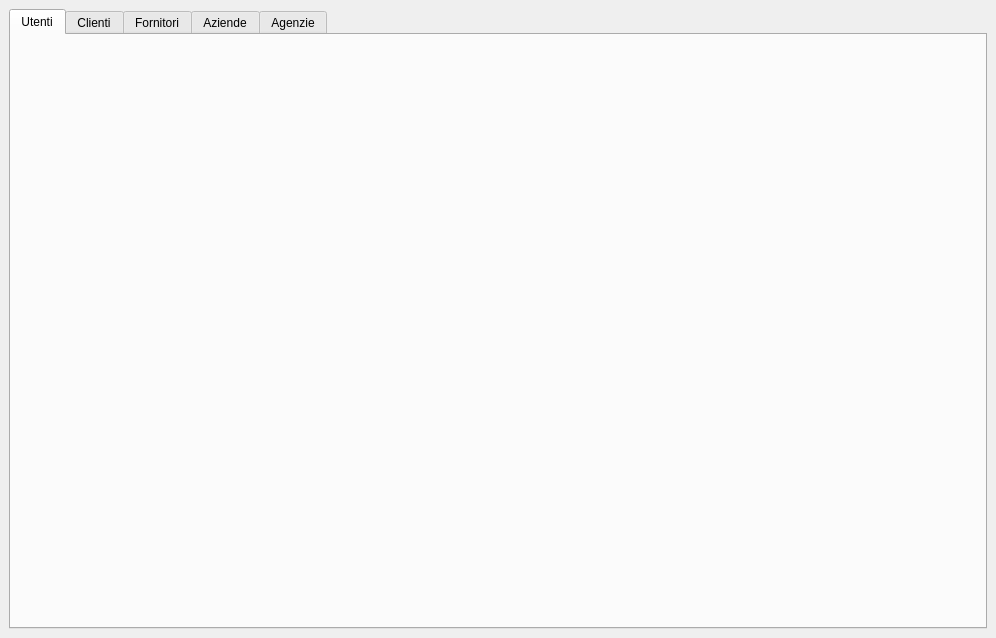
This is ui/anagrafiche_window.ui in Raccispini/Progetto-Hotel as Qt 5 draws it before an edit. The edited form follows.
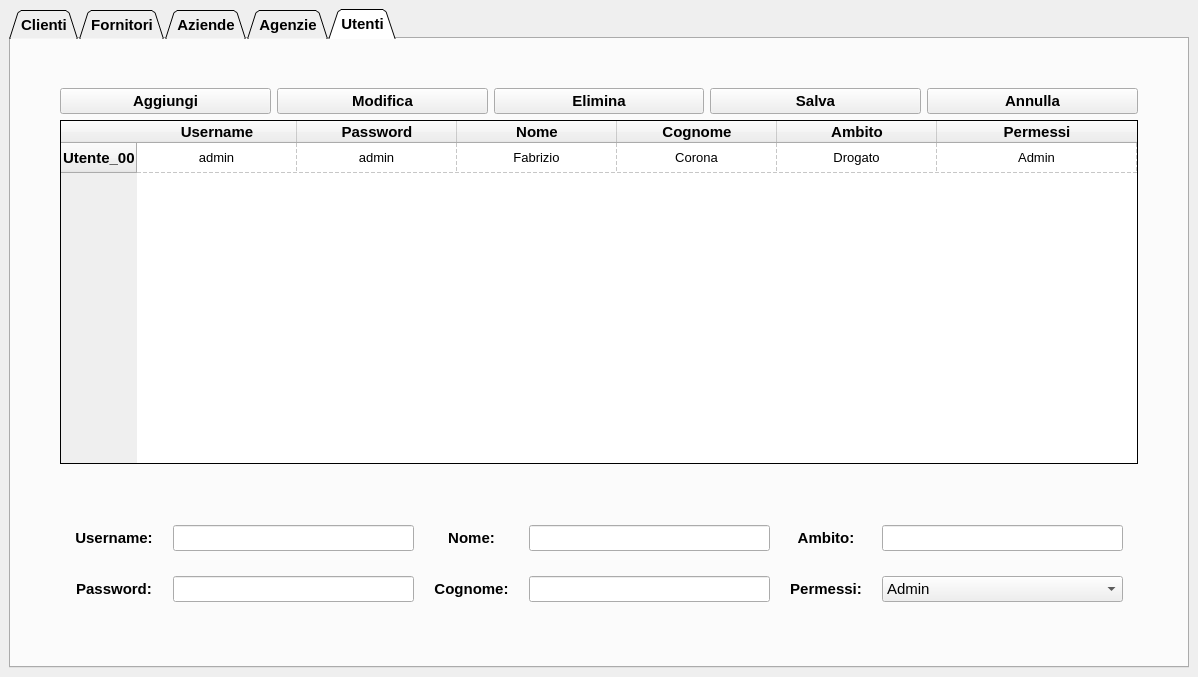
This is the edited form. The open tabs and pages were chosen to show the change. Icons and pictures are not drawn.

```diff
--- a/ui/anagrafiche_window.ui
+++ b/ui/anagrafiche_window.ui
@@ -6,17 +6,20 @@
    <rect>
     <x>0</x>
     <y>0</y>
-    <width>996</width>
-    <height>638</height>
+    <width>1198</width>
+    <height>677</height>
    </rect>
   </property>
   <property name="windowTitle">
    <string>MainWindow</string>
   </property>
   <widget class="QWidget" name="centralwidget">
-   <layout class="QVBoxLayout" name="verticalLayout">
-    <item>
+   <layout class="QGridLayout" name="gridLayout_6">
+    <item row="0" column="1">
      <widget class="QTabWidget" name="tabWidget_Anagrafiche">
+      <property name="enabled">
+       <bool>true</bool>
+      </property>
       <property name="sizePolicy">
        <sizepolicy hsizetype="Ignored" vsizetype="Ignored">
         <horstretch>0</horstretch>
@@ -35,14 +38,29 @@
         <height>16777215</height>
        </size>
       </property>
+      <property name="font">
+       <font>
+        <family>Arial</family>
+        <pointsize>11</pointsize>
+        <weight>75</weight>
+        <bold>true</bold>
+       </font>
+      </property>
+      <property name="tabPosition">
+       <enum>QTabWidget::North</enum>
+      </property>
+      <property name="tabShape">
+       <enum>QTabWidget::Triangular</enum>
+      </property>
       <property name="currentIndex">
        <number>1</number>
       </property>
-      <widget class="QWidget" name="tab_Anag_Utenti">
-       <attribute name="title">
-        <string>Utenti</string>
-       </attribute>
-      </widget>
+      <property name="documentMode">
+       <bool>false</bool>
+      </property>
+      <property name="tabBarAutoHide">
+       <bool>false</bool>
+      </property>
       <widget class="QWidget" name="tab_Anag_Clienti">
        <attribute name="title">
         <string>Clienti</string>
@@ -1717,6 +1735,577 @@
         <string>r</string>
        </attribute>
       </widget>
+      <widget class="QWidget" name="tab_Anag_Utenti">
+       <attribute name="title">
+        <string>Utenti</string>
+       </attribute>
+       <layout class="QGridLayout" name="gridLayout_7">
+        <item row="1" column="1">
+         <layout class="QHBoxLayout" name="horizontalLayout_7">
+          <item>
+           <widget class="QPushButton" name="pB_Aggiungi_Utenti">
+            <property name="text">
+             <string>Aggiungi</string>
+            </property>
+           </widget>
+          </item>
+          <item>
+           <widget class="QPushButton" name="pB_Modifica_Utenti">
+            <property name="text">
+             <string>Modifica</string>
+            </property>
+           </widget>
+          </item>
+          <item>
+           <widget class="QPushButton" name="pB_Elimina_Utenti">
+            <property name="text">
+             <string>Elimina</string>
+            </property>
+           </widget>
+          </item>
+          <item>
+           <widget class="QPushButton" name="pB_Salva_Utenti">
+            <property name="text">
+             <string>Salva</string>
+            </property>
+           </widget>
+          </item>
+          <item>
+           <widget class="QPushButton" name="pB_Annulla_Utenti">
+            <property name="text">
+             <string>Annulla</string>
+            </property>
+           </widget>
+          </item>
+         </layout>
+        </item>
+        <item row="4" column="1">
+         <layout class="QGridLayout" name="gridLayout_5">
+          <property name="leftMargin">
+           <number>15</number>
+          </property>
+          <property name="topMargin">
+           <number>15</number>
+          </property>
+          <property name="rightMargin">
+           <number>15</number>
+          </property>
+          <property name="bottomMargin">
+           <number>15</number>
+          </property>
+          <property name="horizontalSpacing">
+           <number>20</number>
+          </property>
+          <property name="verticalSpacing">
+           <number>25</number>
+          </property>
+          <item row="0" column="0">
+           <widget class="QLabel" name="label_42">
+            <property name="text">
+             <string>Username:</string>
+            </property>
+            <property name="alignment">
+             <set>Qt::AlignCenter</set>
+            </property>
+           </widget>
+          </item>
+          <item row="0" column="1">
+           <widget class="QLineEdit" name="lE_username">
+            <property name="font">
+             <font>
+              <weight>50</weight>
+              <bold>false</bold>
+             </font>
+            </property>
+            <property name="alignment">
+             <set>Qt::AlignLeading|Qt::AlignLeft|Qt::AlignVCenter</set>
+            </property>
+           </widget>
+          </item>
+          <item row="1" column="0">
+           <widget class="QLabel" name="label_43">
+            <property name="text">
+             <string>Password:</string>
+            </property>
+            <property name="alignment">
+             <set>Qt::AlignCenter</set>
+            </property>
+           </widget>
+          </item>
+          <item row="1" column="1">
+           <widget class="QLineEdit" name="lE_password">
+            <property name="font">
+             <font>
+              <weight>50</weight>
+              <bold>false</bold>
+             </font>
+            </property>
+           </widget>
+          </item>
+          <item row="0" column="2">
+           <widget class="QLabel" name="label_44">
+            <property name="text">
+             <string>Nome:</string>
+            </property>
+            <property name="alignment">
+             <set>Qt::AlignCenter</set>
+            </property>
+           </widget>
+          </item>
+          <item row="1" column="3">
+           <widget class="QLineEdit" name="lE_cognomeUtente">
+            <property name="font">
+             <font>
+              <weight>50</weight>
+              <bold>false</bold>
+             </font>
+            </property>
+           </widget>
+          </item>
+          <item row="1" column="2">
+           <widget class="QLabel" name="label_45">
+            <property name="text">
+             <string>Cognome:</string>
+            </property>
+            <property name="alignment">
+             <set>Qt::AlignCenter</set>
+            </property>
+           </widget>
+          </item>
+          <item row="0" column="3">
+           <widget class="QLineEdit" name="lE_nomeUtente">
+            <property name="font">
+             <font>
+              <weight>50</weight>
+              <bold>false</bold>
+             </font>
+            </property>
+           </widget>
+          </item>
+          <item row="0" column="4">
+           <widget class="QLabel" name="label_91">
+            <property name="text">
+             <string>Ambito:</string>
+            </property>
+            <property name="alignment">
+             <set>Qt::AlignCenter</set>
+            </property>
+           </widget>
+          </item>
+          <item row="0" column="5">
+           <widget class="QLineEdit" name="lE_ambito">
+            <property name="font">
+             <font>
+              <weight>50</weight>
+              <bold>false</bold>
+             </font>
+            </property>
+           </widget>
+          </item>
+          <item row="1" column="5">
+           <widget class="QComboBox" name="cB_permessi">
+            <property name="sizePolicy">
+             <sizepolicy hsizetype="Expanding" vsizetype="Fixed">
+              <horstretch>0</horstretch>
+              <verstretch>0</verstretch>
+             </sizepolicy>
+            </property>
+            <property name="font">
+             <font>
+              <weight>50</weight>
+              <bold>false</bold>
+             </font>
+            </property>
+            <property name="currentText">
+             <string>Admin</string>
+            </property>
+            <property name="maxVisibleItems">
+             <number>10</number>
+            </property>
+            <property name="insertPolicy">
+             <enum>QComboBox::InsertAlphabetically</enum>
+            </property>
+            <property name="sizeAdjustPolicy">
+             <enum>QComboBox::AdjustToContentsOnFirstShow</enum>
+            </property>
+            <item>
+             <property name="text">
+              <string>Admin</string>
+             </property>
+            </item>
+            <item>
+             <property name="text">
+              <string>Responsabile</string>
+             </property>
+            </item>
+            <item>
+             <property name="text">
+              <string>Dipendente</string>
+             </property>
+            </item>
+           </widget>
+          </item>
+          <item row="1" column="4">
+           <widget class="QLabel" name="label_92">
+            <property name="text">
+             <string>Permessi:</string>
+            </property>
+            <property name="alignment">
+             <set>Qt::AlignCenter</set>
+            </property>
+           </widget>
+          </item>
+         </layout>
+        </item>
+        <item row="2" column="2">
+         <spacer name="horizontalSpacer_2">
+          <property name="orientation">
+           <enum>Qt::Horizontal</enum>
+          </property>
+          <property name="sizeType">
+           <enum>QSizePolicy::Fixed</enum>
+          </property>
+          <property name="sizeHint" stdset="0">
+           <size>
+            <width>40</width>
+            <height>20</height>
+           </size>
+          </property>
+         </spacer>
+        </item>
+        <item row="0" column="1">
+         <spacer name="verticalSpacer">
+          <property name="orientation">
+           <enum>Qt::Vertical</enum>
+          </property>
+          <property name="sizeType">
+           <enum>QSizePolicy::Fixed</enum>
+          </property>
+          <property name="sizeHint" stdset="0">
+           <size>
+            <width>20</width>
+            <height>40</height>
+           </size>
+          </property>
+         </spacer>
+        </item>
+        <item row="5" column="1">
+         <spacer name="verticalSpacer_2">
+          <property name="orientation">
+           <enum>Qt::Vertical</enum>
+          </property>
+          <property name="sizeType">
+           <enum>QSizePolicy::Fixed</enum>
+          </property>
+          <property name="sizeHint" stdset="0">
+           <size>
+            <width>20</width>
+            <height>40</height>
+           </size>
+          </property>
+         </spacer>
+        </item>
+        <item row="2" column="0">
+         <spacer name="horizontalSpacer">
+          <property name="orientation">
+           <enum>Qt::Horizontal</enum>
+          </property>
+          <property name="sizeType">
+           <enum>QSizePolicy::Fixed</enum>
+          </property>
+          <property name="sizeHint" stdset="0">
+           <size>
+            <width>40</width>
+            <height>20</height>
+           </size>
+          </property>
+         </spacer>
+        </item>
+        <item row="2" column="1">
+         <widget class="QTableWidget" name="tableWidget_Utenti">
+          <property name="sizePolicy">
+           <sizepolicy hsizetype="Expanding" vsizetype="Expanding">
+            <horstretch>0</horstretch>
+            <verstretch>0</verstretch>
+           </sizepolicy>
+          </property>
+          <property name="font">
+           <font>
+            <family>Arial</family>
+            <pointsize>10</pointsize>
+            <weight>75</weight>
+            <bold>true</bold>
+           </font>
+          </property>
+          <property name="contextMenuPolicy">
+           <enum>Qt::PreventContextMenu</enum>
+          </property>
+          <property name="frameShape">
+           <enum>QFrame::Panel</enum>
+          </property>
+          <property name="frameShadow">
+           <enum>QFrame::Plain</enum>
+          </property>
+          <property name="lineWidth">
+           <number>1</number>
+          </property>
+          <property name="verticalScrollBarPolicy">
+           <enum>Qt::ScrollBarAsNeeded</enum>
+          </property>
+          <property name="horizontalScrollBarPolicy">
+           <enum>Qt::ScrollBarAsNeeded</enum>
+          </property>
+          <property name="sizeAdjustPolicy">
+           <enum>QAbstractScrollArea::AdjustToContentsOnFirstShow</enum>
+          </property>
+          <property name="dragEnabled">
+           <bool>false</bool>
+          </property>
+          <property name="alternatingRowColors">
+           <bool>true</bool>
+          </property>
+          <property name="selectionMode">
+           <enum>QAbstractItemView::SingleSelection</enum>
+          </property>
+          <property name="selectionBehavior">
+           <enum>QAbstractItemView::SelectRows</enum>
+          </property>
+          <property name="verticalScrollMode">
+           <enum>QAbstractItemView::ScrollPerItem</enum>
+          </property>
+          <property name="horizontalScrollMode">
+           <enum>QAbstractItemView::ScrollPerItem</enum>
+          </property>
+          <property name="showGrid">
+           <bool>true</bool>
+          </property>
+          <property name="gridStyle">
+           <enum>Qt::DashLine</enum>
+          </property>
+          <attribute name="horizontalHeaderCascadingSectionResizes">
+           <bool>true</bool>
+          </attribute>
+          <attribute name="horizontalHeaderDefaultSectionSize">
+           <number>160</number>
+          </attribute>
+          <attribute name="horizontalHeaderHighlightSections">
+           <bool>true</bool>
+          </attribute>
+          <attribute name="horizontalHeaderShowSortIndicator" stdset="0">
+           <bool>true</bool>
+          </attribute>
+          <attribute name="horizontalHeaderStretchLastSection">
+           <bool>true</bool>
+          </attribute>
+          <attribute name="verticalHeaderCascadingSectionResizes">
+           <bool>true</bool>
+          </attribute>
+          <row>
+           <property name="text">
+            <string>Utente_00</string>
+           </property>
+           <property name="font">
+            <font>
+             <pointsize>11</pointsize>
+             <weight>75</weight>
+             <bold>true</bold>
+            </font>
+           </property>
+          </row>
+          <column>
+           <property name="text">
+            <string>Username</string>
+           </property>
+           <property name="font">
+            <font>
+             <pointsize>11</pointsize>
+             <weight>75</weight>
+             <bold>true</bold>
+            </font>
+           </property>
+           <property name="textAlignment">
+            <set>AlignCenter</set>
+           </property>
+          </column>
+          <column>
+           <property name="text">
+            <string>Password</string>
+           </property>
+           <property name="font">
+            <font>
+             <pointsize>11</pointsize>
+             <weight>75</weight>
+             <bold>true</bold>
+            </font>
+           </property>
+           <property name="textAlignment">
+            <set>AlignCenter</set>
+           </property>
+          </column>
+          <column>
+           <property name="text">
+            <string>Nome</string>
+           </property>
+           <property name="font">
+            <font>
+             <pointsize>11</pointsize>
+             <weight>75</weight>
+             <bold>true</bold>
+            </font>
+           </property>
+           <property name="textAlignment">
+            <set>AlignCenter</set>
+           </property>
+          </column>
+          <column>
+           <property name="text">
+            <string>Cognome</string>
+           </property>
+           <property name="font">
+            <font>
+             <pointsize>11</pointsize>
+             <weight>75</weight>
+             <bold>true</bold>
+            </font>
+           </property>
+           <property name="textAlignment">
+            <set>AlignCenter</set>
+           </property>
+          </column>
+          <column>
+           <property name="text">
+            <string>Ambito</string>
+           </property>
+           <property name="font">
+            <font>
+             <pointsize>11</pointsize>
+             <weight>75</weight>
+             <bold>true</bold>
+            </font>
+           </property>
+           <property name="textAlignment">
+            <set>AlignCenter</set>
+           </property>
+          </column>
+          <column>
+           <property name="text">
+            <string>Permessi</string>
+           </property>
+           <property name="font">
+            <font>
+             <pointsize>11</pointsize>
+             <weight>75</weight>
+             <bold>true</bold>
+            </font>
+           </property>
+           <property name="textAlignment">
+            <set>AlignCenter</set>
+           </property>
+          </column>
+          <item row="0" column="0">
+           <property name="text">
+            <string>admin</string>
+           </property>
+           <property name="font">
+            <font>
+             <weight>50</weight>
+             <bold>false</bold>
+            </font>
+           </property>
+           <property name="textAlignment">
+            <set>AlignCenter</set>
+           </property>
+          </item>
+          <item row="0" column="1">
+           <property name="text">
+            <string>admin</string>
+           </property>
+           <property name="font">
+            <font>
+             <weight>50</weight>
+             <bold>false</bold>
+            </font>
+           </property>
+           <property name="textAlignment">
+            <set>AlignCenter</set>
+           </property>
+          </item>
+          <item row="0" column="2">
+           <property name="text">
+            <string>Fabrizio</string>
+           </property>
+           <property name="font">
+            <font>
+             <weight>50</weight>
+             <bold>false</bold>
+            </font>
+           </property>
+           <property name="textAlignment">
+            <set>AlignCenter</set>
+           </property>
+          </item>
+          <item row="0" column="3">
+           <property name="text">
+            <string>Corona</string>
+           </property>
+           <property name="font">
+            <font>
+             <weight>50</weight>
+             <bold>false</bold>
+            </font>
+           </property>
+           <property name="textAlignment">
+            <set>AlignCenter</set>
+           </property>
+          </item>
+          <item row="0" column="4">
+           <property name="text">
+            <string>Drogato</string>
+           </property>
+           <property name="font">
+            <font>
+             <weight>50</weight>
+             <bold>false</bold>
+            </font>
+           </property>
+           <property name="textAlignment">
+            <set>AlignCenter</set>
+           </property>
+          </item>
+          <item row="0" column="5">
+           <property name="text">
+            <string>Admin</string>
+           </property>
+           <property name="font">
+            <font>
+             <weight>50</weight>
+             <bold>false</bold>
+            </font>
+           </property>
+           <property name="textAlignment">
+            <set>AlignCenter</set>
+           </property>
+          </item>
+         </widget>
+        </item>
+        <item row="3" column="1">
+         <spacer name="verticalSpacer_3">
+          <property name="orientation">
+           <enum>Qt::Vertical</enum>
+          </property>
+          <property name="sizeType">
+           <enum>QSizePolicy::Fixed</enum>
+          </property>
+          <property name="sizeHint" stdset="0">
+           <size>
+            <width>20</width>
+            <height>40</height>
+           </size>
+          </property>
+         </spacer>
+        </item>
+       </layout>
+      </widget>
      </widget>
     </item>
    </layout>
```
Left out of the diff: 340 changed lines with no effect on the pictures.
